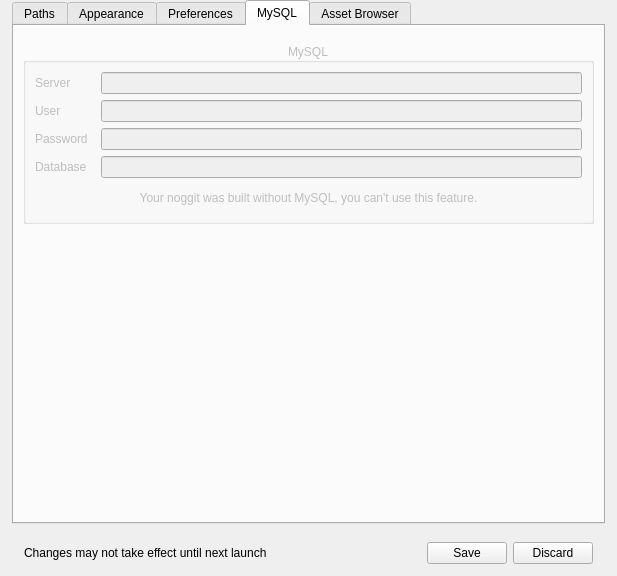
First picture: the form in src/noggit/ui/windows/settingsPanel/SettingsPanel.ui, repository Marlamin/noggit-red, before the edit.
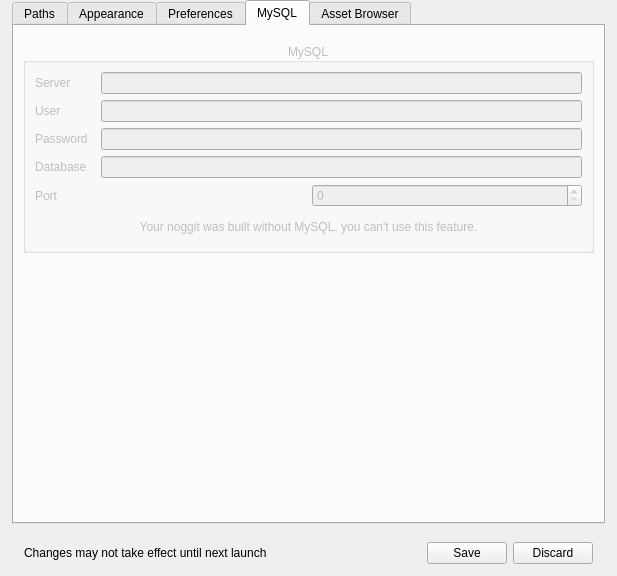
Second picture: the form after the edit. The open tabs and pages were chosen to show the change. Icons and pictures are not drawn. Custom widgets are drawn as their Qt base class.

Diff of the .ui file:
```diff
--- a/src/noggit/ui/windows/settingsPanel/SettingsPanel.ui
+++ b/src/noggit/ui/windows/settingsPanel/SettingsPanel.ui
@@ -1295,6 +1295,26 @@
                    </item>
                   </layout>
                  </item>
+				 <item>
+				 	<layout class="QHBoxLayout" name="horizontalLayout_66">
+				 		<item>
+				 			<widget class="QLabel" name="label_48">
+				 				<property name="minimumSize">
+				 					<size>
+				 						<width>60</width>
+				 						<height>0</height>
+				 					</size>
+				 				</property>
+				 				<property name="text">
+				 					<string>Port</string>
+				 				</property>
+				 			</widget>
+				 		</item>
+				 		<item>
+				 			<widget class="QSpinBox" name="_mysql_port_field"/>
+				 		</item>
+				 	</layout>
+				 </item>
                  <item>
                   <widget class="QLabel" name="mysql_warning">
                    <property name="minimumSize">
```
